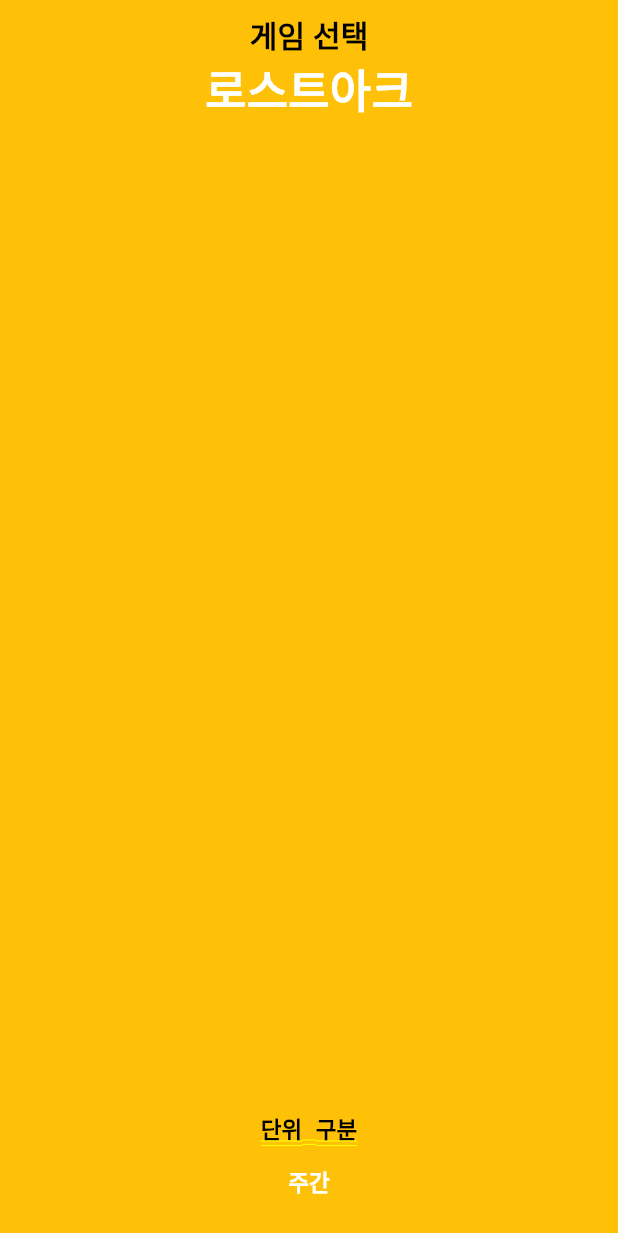
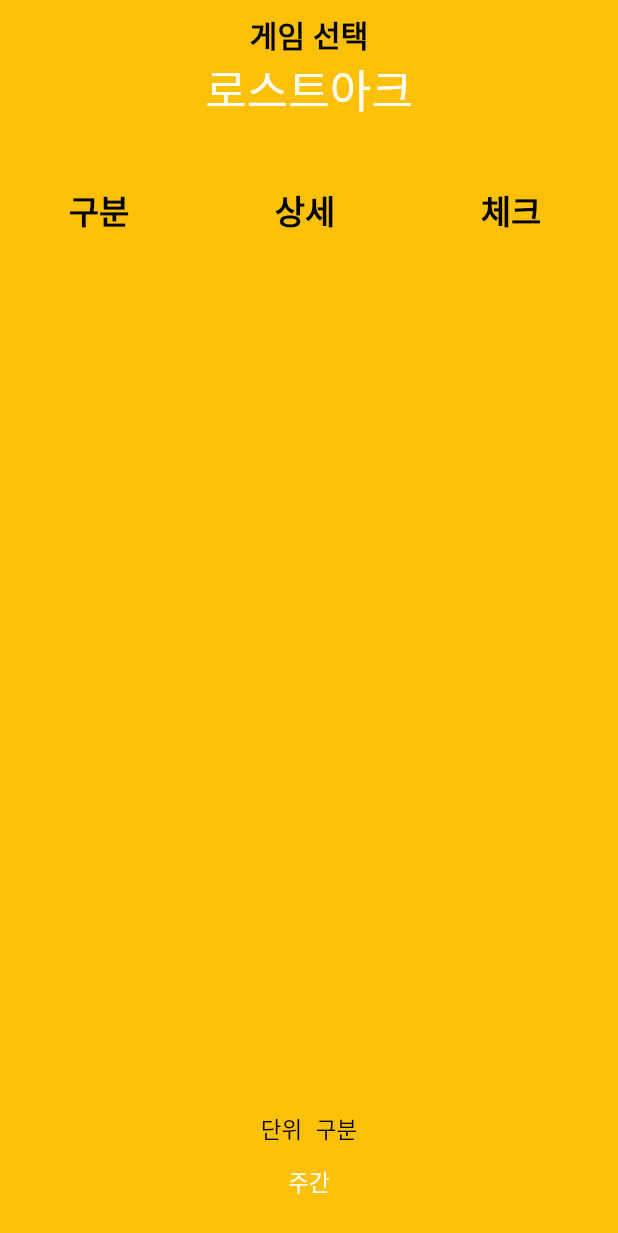
Before and after one commit to heeseung0/game_calendar, a Flutter app: the screen it shows after launch, after a tap on "게임 선택", on a phone screen of 412 x 824 dp. Shown: the top 1233 px of the screen. Run offline on Flutter 3.47's test engine with Material 3 defaults, Android fonts, the phone set to English and light mode, and no system bars.

Commit message:
TextFormField 값을 가져와야 하는데, 구조상 어떻게 가져와야 할 지 모르겠음.

```diff
--- /dev/null
+++ b/lib/const/dummy.dart
@@ -0,0 +1,8 @@
+Map dataDummy1 = {
+  'huntAnimal': ['동물 사냥', '50', true],
+  'killEnemy': ['몬스터 사냥', '40', false],
+  'fising': ['물고기 낚시', '20', true],
+  'cutTree': ['나무 벌목', '500', false],
+  'dig': ['바닥 파기', '500', true],
+  'mining': ['암석 채광', '500', true],
+};
--- a/lib/const/style.dart
+++ b/lib/const/style.dart
@@ -1,9 +1,10 @@
 import 'package:flutter/material.dart';
 
-TextStyle textStyle(double size, [Color? color]) {
+TextStyle textStyle(double size, [Color? color, FontWeight? weight]) {
   return TextStyle(
     color: color ?? Colors.white,
     fontSize: size,
-    fontWeight: FontWeight.w900,
+    fontWeight: weight ?? FontWeight.normal,
+    decoration: TextDecoration.none,
   );
 }
--- a/lib/func/quests.dart
+++ b/lib/func/quests.dart
@@ -1,20 +1,23 @@
+import 'dart:io';
+
 import 'package:game_calendar/const/enum.dart';
+import 'package:path_provider/path_provider.dart';
 
-Map getQuests(int gameCode, int types) {
-  Map quests = getDefault(gameCode, types);
-
+Future<Map> getQuests(int gameCode, int types) async {
+  Map<String, dynamic> quests = {};
+  await Storage(gameCode).readData().then((value) => quests = value);
   return quests;
 }
 
-Map getDefault(int gameCode, int types) {
+Map<String, dynamic> getDefault(int gameCode, int types) {
   if (GameNames.values[gameCode] == GameNames.minecraft) {
-    Map<String, List<String>> quests = {
-      'huntAnimal': ['동물 사냥', '50'],
-      'killEnemy': ['몬스터 사냥', '40'],
-      'fising': ['물고기 낚시', '20'],
-      'cutTree': ['나무 벌목', '500'],
-      'dig': ['바닥 파기', '500'],
-      'mining': ['암석 채광', '500'],
+    Map<String, List> quests = {
+      'huntAnimal': ['동물 사냥', '50', true],
+      'killEnemy': ['몬스터 사냥', '40', false],
+      'fising': ['물고기 낚시', '20', true],
+      'cutTree': ['나무 벌목', '500', false],
+      'dig': ['바닥 파기', '500', true],
+      'mining': ['암석 채광', '500', true],
     };
     return quests;
   } else if (GameNames.values[gameCode] == GameNames.lostark) {
@@ -29,3 +32,66 @@ Map getDefault(int gameCode, int types) {
     return {};
   }
 }
+
+class Storage {
+  late int gameCode;
+
+  Storage(int gameCode_) {
+    gameCode = gameCode_;
+  }
+
+  Future<String> get _localPath async {
+    final directory = await getApplicationDocumentsDirectory();
+    return directory.path;
+  }
+
+  Future<File> get _localFile async {
+    final path = await _localPath;
+
+    switch (GameNames.values[gameCode]) {
+      case (GameNames.minecraft):
+        return File('$path/quests_minecraft.txt');
+      case (GameNames.lostark):
+        return File('$path/quests_lostark.txt');
+      default:
+        return File('$path/quests_minecraft.txt');
+    }
+  }
+
+  Future<Map<String, dynamic>> readData() async {
+    try {
+      final file = await _localFile;
+
+      String contents = await file.readAsString();
+      Map<String, List> quests = {};
+
+      List<String> questsList = contents.split(';');
+      for (var quest in questsList) {
+        if (quest.isEmpty) break;
+        List<String> splitName = quest.split(':');
+        List<String> splitDetails = splitName[1].split(',');
+        List convertDetails = [
+          splitDetails[0],
+          splitDetails[1],
+          splitDetails[2] == 'true' ? true : false
+        ];
+        quests[splitName[0]] = convertDetails;
+      }
+      return quests;
+    } catch (e) {
+      return {};
+    }
+  }
+
+  Future<File> writeData(Map quests) async {
+    final file = await _localFile;
+    String data = '';
+
+    quests.forEach((key, value) {
+      String str = value.toString().replaceAll('[', '').replaceAll(']', '');
+      data += key + ":" + str + ";";
+    });
+
+    return file.writeAsString(data);
+  }
+}
--- a/lib/screens/home_screen.dart
+++ b/lib/screens/home_screen.dart
@@ -1,5 +1,6 @@
 import 'package:flutter/material.dart';
 import 'package:game_calendar/const/colors.dart';
+import 'package:game_calendar/const/dummy.dart';
 import 'package:game_calendar/const/enum.dart';
 import 'package:game_calendar/const/style.dart';
 import 'package:game_calendar/func/quests.dart';
@@ -18,8 +19,13 @@ class _HomeScreenState extends State<HomeScreen> {
 
   @override
   void initState() {
-    bodyScreen = renderListView();
+    renderListView();
     super.initState();
+  }
+
+  @override
+  void dispose() {
+    super.dispose();
   }
 
   @override
@@ -54,14 +60,14 @@ class _HomeScreenState extends State<HomeScreen> {
                           type = Types.week.index;
                         }
 
-                        bodyScreen = renderListView();
+                        renderListView();
                       });
                     },
                     child: Column(
                       children: [
                         Text(
                           '게임 선택',
-                          style: textStyle(20, Colors.black),
+                          style: textStyle(20, Colors.black, FontWeight.bold),
                         ),
                         Text(
                           GameNames.values[game].convert,
@@ -75,9 +81,42 @@ class _HomeScreenState extends State<HomeScreen> {
               // 중앙 메인
               Expanded(
                 flex: 75,
-                child: ListView.builder(
-                  itemBuilder: (context, index) => bodyScreen[index],
-                  itemCount: bodyScreen.length,
+                child: Column(
+                  children: [
+                    Expanded(
+                      flex: 5,
+                      child: Row(
+                        children: [
+                          Expanded(flex: 1, child: SizedBox()),
+                          Expanded(
+                            flex: 3,
+                            child: Text('구분',
+                                style: textStyle(
+                                    22, Colors.black, FontWeight.bold)),
+                          ),
+                          Expanded(
+                            flex: 3,
+                            child: Text('상세',
+                                style: textStyle(
+                                    22, Colors.black, FontWeight.bold)),
+                          ),
+                          Expanded(
+                            flex: 2,
+                            child: Text('체크',
+                                style: textStyle(
+                                    22, Colors.black, FontWeight.bold)),
+                          ),
+                        ],
+                      ),
+                    ),
+                    Expanded(
+                      flex: 95,
+                      child: ListView.builder(
+                        itemBuilder: (context, index) => bodyScreen[index],
+                        itemCount: bodyScreen.length,
+                      ),
+                    ),
+                  ],
                 ),
               ),
               // 하단
@@ -115,29 +154,33 @@ class _HomeScreenState extends State<HomeScreen> {
     );
   }
 
-  List<Widget> renderListView() {
+  void renderListView() {
     switch (game) {
       case 0:
-        print(getQuests(game, type));
-        return loadMinecraft();
+        loadMinecraft();
+        break;
       case 1:
-        print(getQuests(game, type));
-        return loadLostArk();
+        loadLostArk();
+        break;
       default:
-        return loadMinecraft();
+        loadMinecraft();
+        break;
     }
   }
 
-  List<Widget> loadMinecraft([List<Widget>? list]) {
+  void loadMinecraft([List<Widget>? list]) {
     List<Widget> result = List<Widget>.empty(growable: true);
 
     list?.forEach((widget) {
       result.add(widget);
     });
 
-    Widget addContent([String? quest, String? cnt]) {
-      bool toggle = false;
-      Icon icon = const Icon(Icons.check_box_outline_blank);
+    Widget addContent([String? quest, String? cnt, bool? toggle]) {
+      bool toggle_ = toggle ?? false;
+      Icon icon = toggle_
+          ? const Icon(Icons.check)
+          : const Icon(Icons.check_box_outline_blank);
+
       return Container(
         color: secondaryColor,
         child: Row(
@@ -145,16 +188,30 @@ class _HomeScreenState extends State<HomeScreen> {
           children: [
             Expanded(
               flex: 4,
-              child: Text(
-                quest ?? '퀘스트 목록 ${bodyScreen.length}',
-                style: textStyle(20, Colors.black),
+              child: TextButton(
+                child: TextFormField(
+                  initialValue: quest ?? '퀘스트 목록 ${bodyScreen.length}',
+                  style: textStyle(20, Colors.black),
+                  decoration: const InputDecoration.collapsed(
+                    hintText: "",
+                    border: InputBorder.none,
+                  ),
+                ),
+                onPressed: () {},
               ),
             ),
             Expanded(
               flex: 4,
-              child: Text(
-                cnt ?? 'a ${bodyScreen.length * 2}',
-                style: textStyle(25, Colors.blue),
+              child: TextButton(
+                child: TextFormField(
+                  initialValue: cnt ?? 'a ${bodyScreen.length * 2}',
+                  style: textStyle(25, Colors.blue),
+                  decoration: const InputDecoration.collapsed(
+                    hintText: "",
+                    border: InputBorder.none,
+                  ),
+                ),
+                onPressed: () {},
               ),
             ),
             Expanded(
@@ -164,10 +221,16 @@ class _HomeScreenState extends State<HomeScreen> {
                   return IconButton(
                     onPressed: () {
                       setState(() {
-                        toggle = !toggle;
-                        toggle
+                        toggle_ = !toggle_;
+                        toggle_
                             ? icon = const Icon(Icons.check)
                             : icon = const Icon(Icons.check_box_outline_blank);
+
+                        Storage(game).writeData(dataDummy1);
+
+                        bodyScreen.forEach((element) {
+                          print("하;;");
+                        });
                       });
                     },
                     icon: icon,
@@ -180,13 +243,6 @@ class _HomeScreenState extends State<HomeScreen> {
         ),
       );
     }
-
-    //퀘스트 목록 자동 등록
-    Map quests = getQuests(game, type);
-
-    quests.forEach((key, value) {
-      result.add(addContent(value[0], value[1]));
-    });
 
     result.add(
       Container(
@@ -205,10 +261,19 @@ class _HomeScreenState extends State<HomeScreen> {
       ),
     );
 
-    return result;
+    bodyScreen = result;
+
+    //퀘스트 목록 자동 등록 (파일 입출력)
+    getQuests(game, type).then((quests) {
+      quests.forEach((key, value) {
+        result.insert(
+            bodyScreen.length - 1, addContent(value[0], value[1], value[2]));
+      });
+      setState(() {});
+    });
   }
 
-  List<Widget> loadLostArk() {
-    return List<Widget>.empty(growable: true);
+  void loadLostArk() {
+    bodyScreen = List<Widget>.empty(growable: true);
   }
 }
```
Also changed, not shown: pubspec.yaml (+2 -73 lines), pubspec.lock.
